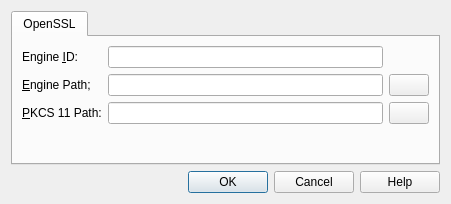
The window that src/dialogs/PreferencesEditorDialog.ui (Sander80/l2tp-ipsec-vpn) describes before a commit, drawn with Qt 5.
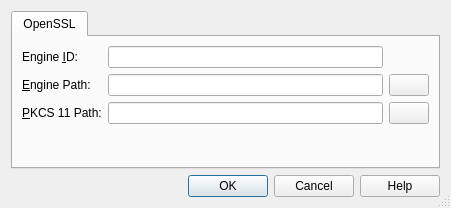
The same window after the commit. Icons and pictures are not drawn.

```diff
--- a/src/dialogs/PreferencesEditorDialog.ui
+++ b/src/dialogs/PreferencesEditorDialog.ui
@@ -7,7 +7,7 @@
     <x>0</x>
     <y>0</y>
     <width>451</width>
-    <height>204</height>
+    <height>208</height>
    </rect>
   </property>
   <property name="windowTitle">
@@ -17,6 +17,9 @@
    <iconset resource="../../resources/L2tpIPsecVpn.qrc">
     <normaloff>:/images/configure.png</normaloff>:/images/configure.png</iconset>
   </property>
+  <property name="sizeGripEnabled">
+   <bool>true</bool>
+  </property>
   <layout class="QVBoxLayout" name="m_pDialogLayout">
    <item>
     <widget class="QTabWidget" name="m_pTabWidget">
@@ -51,7 +54,7 @@
        <item row="1" column="0">
         <widget class="QLabel" name="m_pEnginPathLabel">
          <property name="text">
-          <string>&amp;Engine Path;</string>
+          <string>&amp;Engine Path:</string>
          </property>
          <property name="buddy">
           <cstring>m_pEnginePathLineEdit</cstring>
```
